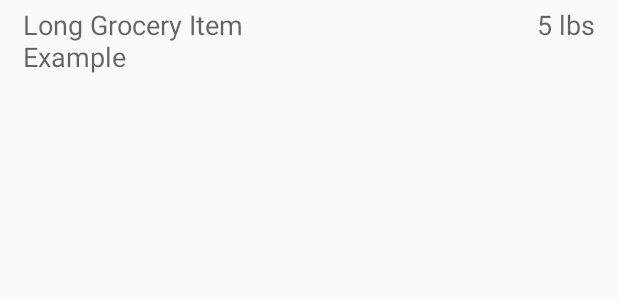
After one commit to Frostlight/Fluffy-Shopping-List, an Android app: the layout list_item_grocery.xml on its own in the app's theme, with its tools: preview values and no code run, on a phone screen of 412 x 824 dp. The commit adds this screen. Shown: the top 300 px of the screen. Run offline under Robolectric (Android 15) with nearby library versions, the phone set to English and light mode, and no system bars.

Commit message:
List Insertion and display (not working yet)

```diff
--- a/app/src/main/java/frostlight/fluffyshoppinglist/data/DbContract.java
+++ b/app/src/main/java/frostlight/fluffyshoppinglist/data/DbContract.java
@@ -78,12 +78,12 @@ public class DbContract {
         public static final String TABLE_NAME = "grocery";
 
         // The ID of the grocery list
-        public static final String COLUMN_SHOPPINGLISTID = GroceryEntry.COLUMN_SHOPPINGLISTID;
+        public static final String COLUMN_SHOPPINGLISTID = "shopping_list_id";
 
         // The name of the grocery entry
-        public static final String COLUMN_NAME = GroceryEntry.COLUMN_NAME;
+        public static final String COLUMN_NAME = "name";
 
         // The quantity of the grocery entry
-        public static final String COLUMN_QUANTITY = GroceryEntry.COLUMN_QUANTITY;
+        public static final String COLUMN_QUANTITY = "quantity";
     }
 }
--- /dev/null
+++ b/app/src/main/res/layout/list_item_grocery.xml
@@ -0,0 +1,57 @@
+<?xml version="1.0" encoding="utf-8"?>
+<LinearLayout xmlns:android="http://schemas.android.com/apk/res/android"
+    xmlns:tools="http://schemas.android.com/tools"
+    android:layout_width="fill_parent"
+    android:layout_height="wrap_content"
+    android:orientation="vertical"
+    android:paddingTop="2dp"
+    android:paddingBottom="2dp"
+    android:baselineAligned="false">
+    <LinearLayout xmlns:android="http://schemas.android.com/apk/res/android"
+        xmlns:tools="http://schemas.android.com/tools"
+        android:layout_width="fill_parent"
+        android:layout_height="wrap_content"
+        android:orientation="horizontal"
+        android:paddingTop="2dp"
+        android:paddingBottom="2dp"
+        android:baselineAligned="false"
+        android:id="@+id/list_layout_eq_details">
+        <LinearLayout
+            android:layout_width="wrap_content"
+            android:layout_height="wrap_content"
+            android:orientation="vertical"
+            android:paddingStart="15dp"
+            android:paddingEnd="15dp"
+            android:paddingLeft="15dp"
+            android:paddingRight="15dp"
+            android:layout_weight="8"
+            android:gravity="center_vertical">
+            <!-- Static size width here to maintain position -->
+            <TextView
+                style="@style/list_item_textview_scale"
+                android:textAppearance="?android:attr/textAppearanceMedium"
+                android:text="@string/default_grocery_name"
+                android:id="@+id/list_item_grocery_name"
+                android:layout_width="wrap_content"
+                android:layout_height="wrap_content" />
+        </LinearLayout>
+        <LinearLayout
+            android:layout_width="wrap_content"
+            android:layout_height="wrap_content"
+            android:orientation="vertical"
+            android:paddingEnd="15dp"
+            android:paddingRight="15dp"
+            android:layout_weight="5"
+            android:gravity="end"
+            tools:ignore="RtlSymmetry">
+            <TextView
+                style="@style/list_item_textview"
+                android:textAppearance="?android:attr/textAppearanceMedium"
+                android:gravity="start"
+                android:text="@string/default_grocery_units"
+                android:id="@+id/list_item_grocery_units"
+                android:layout_width="wrap_content"
+                android:layout_height="wrap_content" />
+        </LinearLayout>
+    </LinearLayout>
+</LinearLayout>
--- a/app/src/main/res/values/strings.xml
+++ b/app/src/main/res/values/strings.xml
@@ -6,4 +6,8 @@
     <string name="grocery_item_hint">Grocery Item</string>
     <string name="grocery_unit_hint">Unit</string>
     <string name="grocery_addbutton">Add</string>
+
+    <!-- List placeholder strings (non translatable) -->
+    <string name="default_grocery_name" translatable="false">Long Grocery Item Example</string>
+    <string name="default_grocery_units" translatable="false">5 lbs</string>
 </resources>
--- a/app/src/main/res/values/styles.xml
+++ b/app/src/main/res/values/styles.xml
@@ -17,4 +17,16 @@
 
     <style name="AppTheme.PopupOverlay" parent="ThemeOverlay.AppCompat.Light" />
 
+    <!-- textview for list items in Fragment -->
+    <style name="list_item_textview">
+        <item name="android:layout_width">fill_parent</item>
+        <item name="android:layout_height">wrap_content</item>
+        <item name="android:textAppearance">?android:attr/textAppearanceSmall</item>
+    </style>
+
+    <!-- Static size for textview (phone) -->
+    <style name="list_item_textview_scale" parent="list_item_textview">
+        <item name="android:width">200dp</item>
+    </style>
+
 </resources>
--- a/build.gradle
+++ b/build.gradle
@@ -5,7 +5,7 @@ buildscript {
         jcenter()
     }
     dependencies {
-        classpath 'com.android.tools.build:gradle:2.1.2'
+        classpath 'com.android.tools.build:gradle:2.1.3'
 
         // NOTE: Do not place your application dependencies here; they belong
         // in the individual module build.gradle files
```
Also changed, not shown: app/src/main/java/frostlight/fluffyshoppinglist/GroceryAdapter.java (added, +59 -0 lines), app/src/main/java/frostlight/fluffyshoppinglist/MainActivityFragment.java (+70 -2 lines), app/src/main/java/frostlight/fluffyshoppinglist/data/DbHelper.java (+6 -2 lines), gradle/wrapper/gradle-wrapper.properties, 1 other file.
